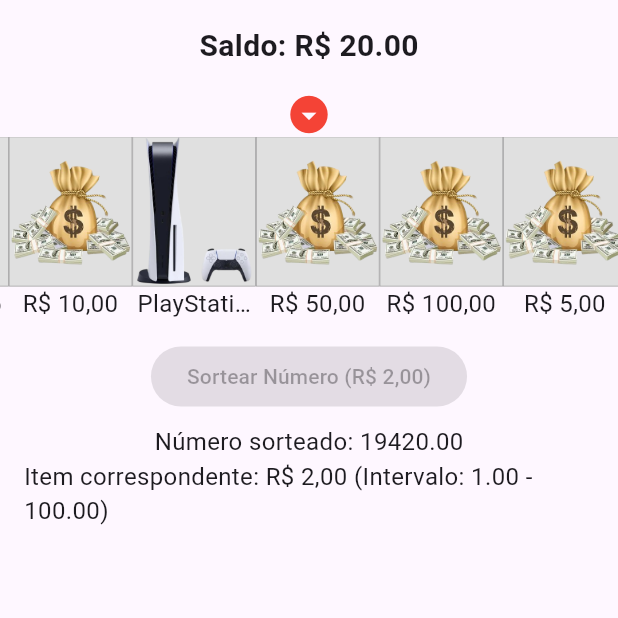
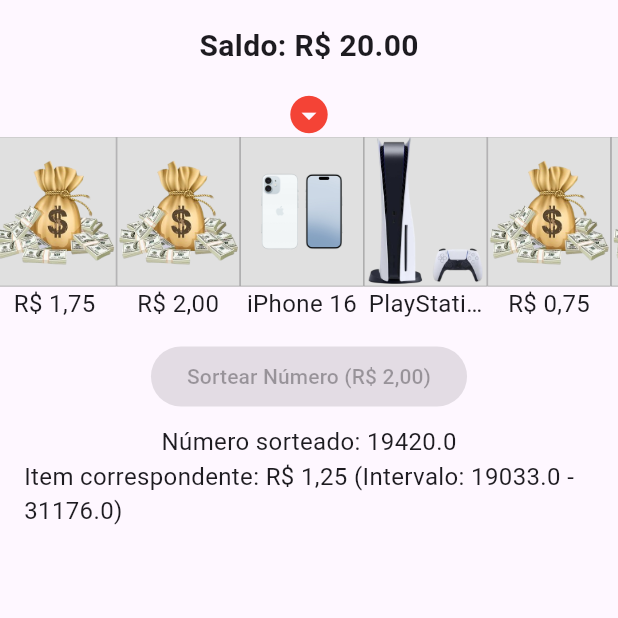
Before and after one commit to joaoconstancio1/genie_luck, a Flutter app: the screen it shows after launch, after a tap on an icon or button, on a phone screen of 412 x 824 dp, the top half of it. Run offline on Flutter 3.47's test engine with Material 3 defaults, Android fonts, the phone set to English and light mode, and no system bars.

Commit message:
Refactor GenieSlider and SliderItem to use generated items with probability-based ranges

```diff
--- a/lib/genie_slider.dart
+++ b/lib/genie_slider.dart
@@ -11,7 +11,7 @@ class GenieSlider extends StatefulWidget {
 }
 
 class _GenieSliderState extends State<GenieSlider> {
-  double? randomNumber; // Valor entre 0 e 100
+  double? randomNumber;
   SliderItem? selectedItem;
   PageController? _pageController;
   double itemWidth = 100.0;
@@ -24,8 +24,10 @@ class _GenieSliderState extends State<GenieSlider> {
     super.dispose();
   }
 
+  List<SliderItem> sliderItems = SliderItem.generateItems();
+
   Future<void> _animateToItem(int targetIndex) async {
-    int itemsCount = SliderItem.sliderItems.length;
+    int itemsCount = sliderItems.length;
     const int loops = 3;
 
     int currentPage = _pageController!.page?.round() ?? 1000;
@@ -88,9 +90,7 @@ class _GenieSliderState extends State<GenieSlider> {
             child: PageView.builder(
               controller: _pageController,
               itemBuilder: (context, index) {
-                final item =
-                    SliderItem.sliderItems[index %
-                        SliderItem.sliderItems.length];
+                final item = sliderItems[index % sliderItems.length];
                 return Column(
                   children: [
                     SizedBox(
@@ -136,11 +136,11 @@ class _GenieSliderState extends State<GenieSlider> {
                             setState(() {
                               randomNumber =
                                   Random().nextInt(100000).toDouble();
-                              selectedItem = SliderItem.sliderItems.firstWhere(
+                              selectedItem = sliderItems.firstWhere(
                                 (item) =>
                                     randomNumber! >= item.minRange! &&
                                     randomNumber! <= item.maxRange!,
-                                orElse: () => SliderItem.sliderItems.first,
+                                orElse: () => sliderItems.first,
                               );
                             });
                             await _animateToItem(selectedItem!.index!);
@@ -158,12 +158,12 @@ class _GenieSliderState extends State<GenieSlider> {
                     child: Column(
                       children: [
                         Text(
-                          'Número sorteado: ${randomNumber!.toStringAsFixed(2)}',
+                          'Número sorteado: ${randomNumber!}',
                           style: const TextStyle(fontSize: 16),
                         ),
                         Text(
                           'Item correspondente: ${selectedItem!.title} '
-                          '(Intervalo: ${selectedItem!.minRange!.toStringAsFixed(2)} - ${selectedItem!.maxRange!.toStringAsFixed(2)})',
+                          '(Intervalo: ${selectedItem!.minRange!} - ${selectedItem!.maxRange!})',
                           style: const TextStyle(fontSize: 16),
                         ),
                       ],
--- a/lib/slider_itens.dart
+++ b/lib/slider_itens.dart
@@ -8,7 +8,8 @@ class SliderItem {
   Color? color;
   double? minRange; // Valor mínimo do intervalo
   double? maxRange; // Valor máximo do intervalo
-  double? value; // Valor atual do item
+  double? value; // Valor do item
+  double probability; // Probabilidade em %
 
   SliderItem({
     this.index,
@@ -16,76 +17,72 @@ class SliderItem {
     this.title,
     this.description,
     this.color,
-    this.minRange,
-    this.maxRange,
     this.value,
+    required this.probability,
   });
 
-  static final List<SliderItem> sliderItems = [
+  static List<SliderItem> generateItems() {
+    List<SliderItem> items = [
       SliderItem(
         index: 0,
-      title: 'R\$ 2,00',
+        title: 'R\$ 0,75',
+        value: 0.75,
         image: 'assets/images/money.png',
-      minRange: 1,
-      maxRange: 100,
-      value: 2, // Mesmo valor do título
+        probability: 19.033,
       ),
       SliderItem(
         index: 1,
-      title: 'R\$ 5,00',
+        title: 'R\$ 1,25',
+        value: 1.25,
         image: 'assets/images/money.png',
-      minRange: 101,
-      maxRange: 200,
-      value: 5, // Mesmo valor do título
+        probability: 12.143,
       ),
       SliderItem(
         index: 2,
-      title: 'iPhone 16',
-      image: 'assets/images/iphone16.png',
-      minRange: 201,
-      maxRange: 300,
-      value: 5500, // Valor aproximado
+        title: 'R\$ 1,50',
+        value: 1.50,
+        image: 'assets/images/money.png',
+        probability: 14.733,
       ),
       SliderItem(
         index: 3,
-      title: 'R\$ 10,00',
+        title: 'R\$ 1,75',
         image: 'assets/images/money.png',
-      minRange: 301,
-      maxRange: 400,
-      value: 10, // Mesmo valor do título
+        value: 1.75,
+        probability: 14.453,
       ),
       SliderItem(
         index: 4,
-      title: 'PlayStation 5',
-      image: 'assets/images/ps5.png',
-      minRange: 401,
-      maxRange: 500,
-      value: 3200, // Valor aproximado
+        title: 'R\$ 2,00',
+        image: 'assets/images/money.png',
+        value: 2.00,
+        probability: 14.487,
       ),
       SliderItem(
         index: 5,
-      title: 'R\$ 50,00',
-      image: 'assets/images/money.png',
-      minRange: 501,
-      maxRange: 600,
-      value: 50, // Mesmo valor do título
+        title: 'iPhone 16',
+        image: 'assets/images/iphone16.png',
+        value: 5500,
+        probability: 0.005,
       ),
       SliderItem(
         index: 6,
-      title: 'R\$ 100,00',
-      image: 'assets/images/money.png',
-      minRange: 601,
-      maxRange: 700,
-      value: 100, // Mesmo valor do título
-    ),
-    SliderItem(
-      index: 7,
-      title: 'R\$ 5,00',
-      image: 'assets/images/money.png',
-      minRange: 701,
-      maxRange: 800,
-
-      value: 5, // Mesmo valor do título
+        title: 'PlayStation 5',
+        image: 'assets/images/ps5.png',
+        value: 3200,
+        probability: 0.007,
       ),
     ];
+
+    double totalRange = 100000;
+    double currentMin = 0;
+
+    for (var item in items) {
+      item.minRange = currentMin;
+      item.maxRange = currentMin + (totalRange * (item.probability / 100));
+      currentMin = item.maxRange!;
     }
+
+    return items;
+  }
+}
```
Lines whose indentation alone changed are shown as unchanged.
